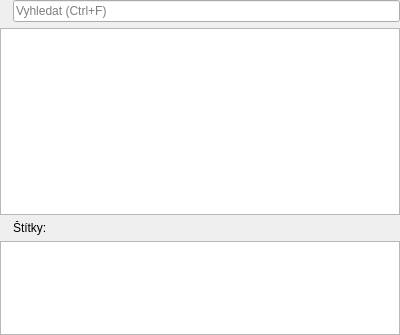
Before: the Qt Designer form src/wgt/songlistwidget.ui in CZDanol/StrawLumen, drawn with Qt 5.
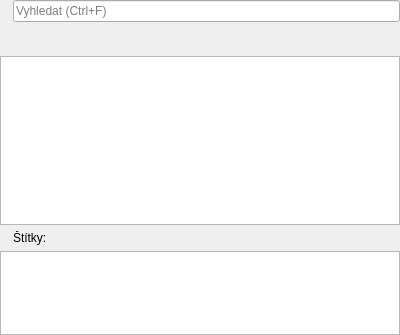
After: the same form once the commit is applied. Icons and pictures are not drawn. Custom widgets are drawn as their Qt base class.

What changed in the file:
```diff
--- a/src/wgt/songlistwidget.ui
+++ b/src/wgt/songlistwidget.ui
@@ -128,6 +128,63 @@
      </property>
     </widget>
    </item>
+   <item row="1" column="0" colspan="2">
+    <widget class="QWidget" name="wgtTagDisplayNotice" native="true">
+     <layout class="QHBoxLayout" name="horizontalLayout">
+      <property name="leftMargin">
+       <number>0</number>
+      </property>
+      <property name="topMargin">
+       <number>0</number>
+      </property>
+      <property name="rightMargin">
+       <number>0</number>
+      </property>
+      <property name="bottomMargin">
+       <number>0</number>
+      </property>
+      <item>
+       <widget class="QLabel" name="label_4">
+        <property name="pixmap">
+         <pixmap resource="../../res/resources.qrc">:/icons/16/Tags_16px.png</pixmap>
+        </property>
+       </widget>
+      </item>
+      <item>
+       <widget class="QLabel" name="lblTagDisplayNotice">
+        <property name="sizePolicy">
+         <sizepolicy hsizetype="Expanding" vsizetype="Preferred">
+          <horstretch>0</horstretch>
+          <verstretch>0</verstretch>
+         </sizepolicy>
+        </property>
+        <property name="font">
+         <font>
+          <italic>true</italic>
+         </font>
+        </property>
+        <property name="text">
+         <string/>
+        </property>
+       </widget>
+      </item>
+      <item>
+       <widget class="QPushButton" name="btnClearTagFilter">
+        <property name="toolTip">
+         <string>Odstranit filtr štítků</string>
+        </property>
+        <property name="icon">
+         <iconset resource="../../res/resources.qrc">
+          <normaloff>:/icons/16/Broom_16px.png</normaloff>:/icons/16/Broom_16px.png</iconset>
+        </property>
+        <property name="flat">
+         <bool>true</bool>
+        </property>
+       </widget>
+      </item>
+     </layout>
+    </widget>
+   </item>
   </layout>
  </widget>
  <customwidgets>
```
